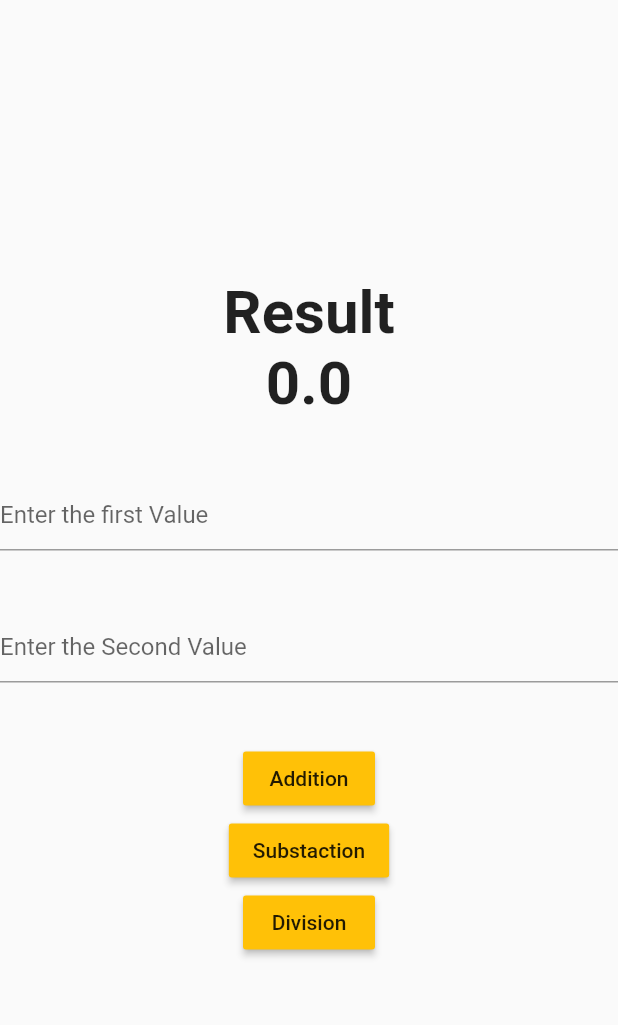
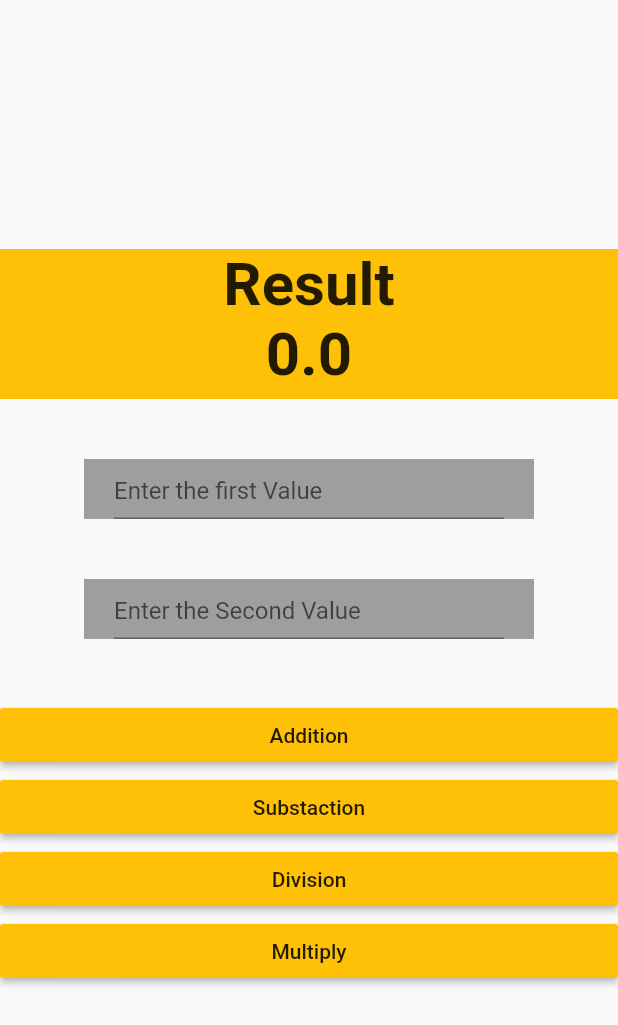
Before and after one commit to SaifIvnaAlam/Basic_Calculator_flutter, a Flutter app: the screen it shows after launch, on a phone screen of 412 x 824 dp. Shown: the top 1025 px of the screen. Run offline on Flutter 3.47's test engine with Material 2 defaults, Android fonts, the phone set to English and light mode, and no system bars.

Commit message:
updated: ui

```diff
--- a/lib/calculator_page.dart
+++ b/lib/calculator_page.dart
@@ -26,45 +26,79 @@ class _CalculatorPageState extends State<CalculatorPage> {
           child: Column(
             mainAxisAlignment: MainAxisAlignment.center,
             children: [
+              Container(
+                height: 100,
+                width: double.infinity,
+                color: Colors.amber,
+                child: Column(
+                  children: [
                     Text(
                       "Result",
-                style: TextStyle(fontSize: 40, fontWeight: FontWeight.bold),
+                      style:
+                          TextStyle(fontSize: 40, fontWeight: FontWeight.bold),
                     ),
                     Text(
                       result.toString(),
-                style: TextStyle(fontSize: 40, fontWeight: FontWeight.bold),
+                      style:
+                          TextStyle(fontSize: 40, fontWeight: FontWeight.bold),
+                    ),
+                  ],
+                ),
               ),
               SizedBox(
                 height: 40,
               ),
-              TextField(
+              Container(
+                padding: EdgeInsets.symmetric(horizontal: 20),
+                height: 40,
+                width: 300,
+                color: Colors.grey,
+                child: TextField(
                   controller: firstValue,
-                decoration: InputDecoration(hintText: "Enter the first Value"),
+                  decoration:
+                      InputDecoration(hintText: "Enter the first Value"),
+                ),
               ),
               SizedBox(
                 height: 40,
               ),
-              TextField(
+              Container(
+                padding: EdgeInsets.symmetric(horizontal: 20),
+                height: 40,
+                width: 300,
+                color: Colors.grey,
+                child: TextField(
                   controller: secondValue,
-                decoration: InputDecoration(hintText: "Enter the Second Value"),
+                  decoration:
+                      InputDecoration(hintText: "Enter the Second Value"),
+                ),
               ),
               SizedBox(
                 height: 40,
               ),
               MaterialButton(
+                minWidth: double.infinity,
                 onPressed: addition,
                 color: Colors.amber,
                 child: Text("Addition"),
               ),
               MaterialButton(
+                minWidth: double.infinity,
                 onPressed: addition,
                 color: Colors.amber,
                 child: Text("Substaction"),
               ),
               MaterialButton(
+                minWidth: double.infinity,
                 onPressed: addition,
                 color: Colors.amber,
                 child: Text("Division"),
+              ),
+              MaterialButton(
+                minWidth: double.infinity,
+                onPressed: addition,
+                color: Colors.amber,
+                child: Text("Multiply"),
               ),
             ],
           ),
```
Lines whose indentation alone changed are shown as unchanged.
